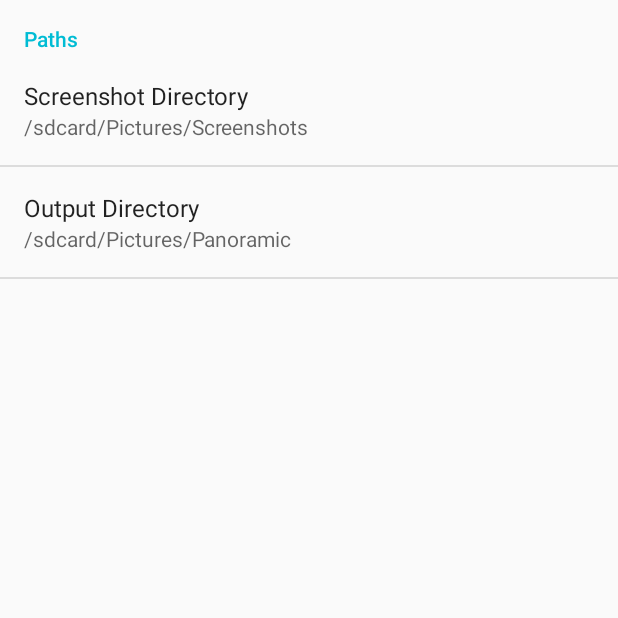
After one commit to PaperAirplane-Dev-Team/Panoramic-Screenshot, an Android app: the fragment SettingsFragment shown on its own in the app's theme, on a phone screen of 412 x 824 dp, the top half of it. The commit adds this screen. Run offline under Robolectric (Android 15) with nearby library versions, the phone set to English and light mode, and no system bars.

Commit message:
Implement Settings

```diff
--- a/app/src/main/java/info/papdt/pano/processor/ScreenshotComposer.java
+++ b/app/src/main/java/info/papdt/pano/processor/ScreenshotComposer.java
@@ -40,7 +40,6 @@ public class ScreenshotComposer
 
 	private static ScreenshotComposer sInstance;
 
-	// Should be customizable
 	private String mOutDir = "/sdcard/Pictures/Panoramic";
 
 	public static final ScreenshotComposer getInstance() {
@@ -52,6 +51,11 @@ public class ScreenshotComposer
 	}
 
 	private ScreenshotComposer() {
+
+	}
+
+	public void setOutputDir(String opt) {
+		mOutDir = opt;
 
 		File out = new File(mOutDir);
 		if (!out.exists()) {
--- /dev/null
+++ b/app/src/main/java/info/papdt/pano/support/Settings.java
@@ -0,0 +1,51 @@
+package info.papdt.pano.support;
+
+import android.content.Context;
+import android.content.SharedPreferences;
+
+import java.util.HashMap;
+import java.util.Map;
+
+public class Settings
+{
+	private static final String PREF = "pref";
+
+	private static final Map<String, Object> DEFAULTS = new HashMap<>();
+
+	public static final String SCREENSHOT_DIRECTORY = "screenshot_directory";
+	public static final String OUTPUT_DIRECTORY = "output_directory";
+
+	private static Settings sInstance;
+
+	private SharedPreferences mPref;
+
+	static {
+		DEFAULTS.put(SCREENSHOT_DIRECTORY, "/sdcard/Pictures/Screenshots");
+		DEFAULTS.put(OUTPUT_DIRECTORY, "/sdcard/Pictures/Panoramic");
+	}
+
+	public static final Settings getInstance(Context context) {
+		if (sInstance == null) {
+			sInstance = new Settings(context);
+		}
+
+		return sInstance;
+	}
+
+	private Settings(Context context) {
+		mPref = context.getSharedPreferences(PREF, Context.MODE_PRIVATE);
+	}
+
+	public <T> T getDefault(String key, Class<T> type) {
+		return (T) DEFAULTS.get(key);
+	}
+
+	public String getString(String key) {
+		return mPref.getString(key, getDefault(key, String.class));
+	}
+
+	public Settings putString(String key, String value) {
+		mPref.edit().putString(key, value).commit();
+		return this;
+	}
+}
--- a/app/src/main/java/info/papdt/pano/ui/activities/MainActivity.java
+++ b/app/src/main/java/info/papdt/pano/ui/activities/MainActivity.java
@@ -14,6 +14,7 @@ import info.papdt.pano.R;
 import info.papdt.pano.service.ScreenshotService;
 import info.papdt.pano.ui.fragments.AboutFragment;
 import info.papdt.pano.ui.fragments.ImageListFragment;
+import info.papdt.pano.ui.fragments.SettingsFragment;
 import static info.papdt.pano.ui.util.UiUtility.*;
 
 public class MainActivity extends ToolbarActivity
@@ -21,6 +22,7 @@ public class MainActivity extends ToolbarActivity
 
 	private Fragment[] mFragments = {
 		new ImageListFragment(),
+		new SettingsFragment(),
 		new AboutFragment(),
 	};
 
--- /dev/null
+++ b/app/src/main/java/info/papdt/pano/ui/fragments/BasePreferenceFragment.java
@@ -0,0 +1,26 @@
+package info.papdt.pano.ui.fragments;
+
+import android.os.Bundle;
+import android.preference.Preference;
+import android.preference.PreferenceFragment;
+
+public abstract class BasePreferenceFragment extends PreferenceFragment implements Preference.OnPreferenceChangeListener, Preference.OnPreferenceClickListener
+{
+	protected abstract int getPreferenceResource();
+	protected abstract void onInit();
+
+	@Override
+	public void onCreate(Bundle savedInstanceState) {
+		super.onCreate(savedInstanceState);
+		addPreferencesFromResource(getPreferenceResource());
+
+		onInit();
+	}
+
+	protected void register(Preference... preferences) {
+		for (Preference p : preferences) {
+			p.setOnPreferenceChangeListener(this);
+			p.setOnPreferenceClickListener(this);
+		}
+	}
+}
--- /dev/null
+++ b/app/src/main/java/info/papdt/pano/ui/fragments/SettingsFragment.java
@@ -0,0 +1,46 @@
+package info.papdt.pano.ui.fragments;
+
+import android.preference.Preference;
+
+import info.papdt.pano.R;
+import info.papdt.pano.support.Settings;
+import static info.papdt.pano.ui.util.UiUtility.*;
+
+public class SettingsFragment extends BasePreferenceFragment
+{
+	private Settings mSettings;
+
+	private Preference mShotDir;
+	private Preference mOptDir;
+
+	@Override
+	protected int getPreferenceResource() {
+		return R.xml.settings;
+	}
+
+	@Override
+	protected void onInit() {
+		mSettings = Settings.getInstance(getActivity());
+
+		mShotDir = $(this, Settings.SCREENSHOT_DIRECTORY);
+		mOptDir = $(this, Settings.OUTPUT_DIRECTORY);
+
+		mShotDir.setSummary(mSettings.getString(Settings.SCREENSHOT_DIRECTORY));
+		mOptDir.setSummary(mSettings.getString(Settings.OUTPUT_DIRECTORY));
+
+		register(mShotDir, mOptDir);
+	}
+
+	@Override
+	public boolean onPreferenceClick(Preference p1) {
+		// TODO: Implement this method
+		return false;
+	}
+
+	@Override
+	public boolean onPreferenceChange(Preference p1, Object p2) {
+		// TODO: Implement this method
+		return false;
+	}
+
+}
--- a/app/src/main/java/info/papdt/pano/ui/util/UiUtility.java
+++ b/app/src/main/java/info/papdt/pano/ui/util/UiUtility.java
@@ -1,6 +1,8 @@
 package info.papdt.pano.ui.util;
 
 import android.app.Activity;
+import android.preference.Preference;
+import android.preference.PreferenceFragment;
 import android.view.View;
 
 public class UiUtility
@@ -12,4 +14,8 @@ public class UiUtility
 	public static <T extends View> T $(View v, int id) {
 		return (T) v.findViewById(id);
 	}
+
+	public static <T extends Preference> T $(PreferenceFragment pref, String key) {
+		return (T) pref.findPreference(key);
+	}
 }
--- a/app/src/main/res/values/strings.xml
+++ b/app/src/main/res/values/strings.xml
@@ -11,8 +11,14 @@
 	<!-- Main -->
 	<string-array name="main_tabs">
 		<item>Images</item>
+		<item>Settings</item>
 		<item>About</item>
 	</string-array>
+
+	<!-- Settings -->
+	<string name="paths">Paths</string>
+	<string name="screenshot_directory">Screenshot Directory</string>
+	<string name="output_directory">Output Directory</string>
 
 	<!-- Messages -->
 	<string name="plz_wait">Please wait...</string>
--- /dev/null
+++ b/app/src/main/res/xml/settings.xml
@@ -0,0 +1,18 @@
+<?xml version="1.0" encoding="utf-8"?>
+<PreferenceScreen
+	xmlns:android="http://schemas.android.com/apk/res/android">
+
+	<PreferenceCategory
+		android:title="@string/paths">
+
+		<Preference
+			android:key="screenshot_directory"
+			android:title="@string/screenshot_directory"/>
+
+		<Preference
+			android:key="output_directory"
+			android:title="@string/output_directory"/>
+
+	</PreferenceCategory>
+
+</PreferenceScreen>
```
Also changed, not shown: app/src/main/java/info/papdt/pano/service/ScreenshotService.java (+9 -5 lines), app/src/main/java/info/papdt/pano/ui/activities/ScreenshotActivity.java (+11 -1 lines), app/src/main/java/info/papdt/pano/ui/fragments/ImageListFragment.java (+6 -1 lines).
